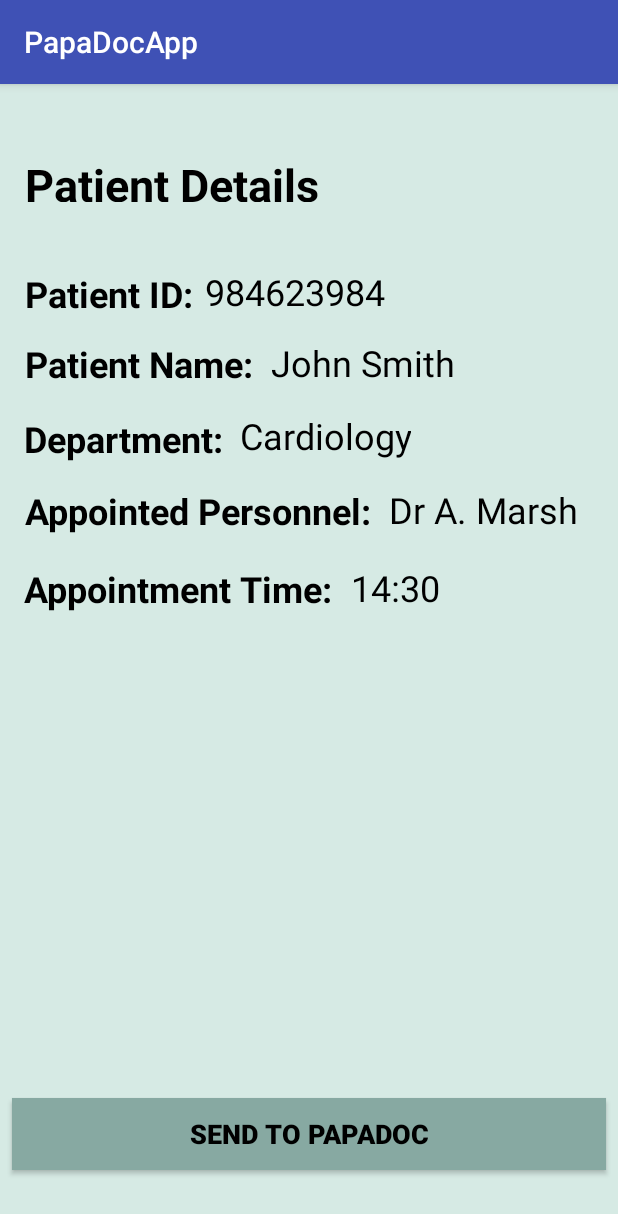
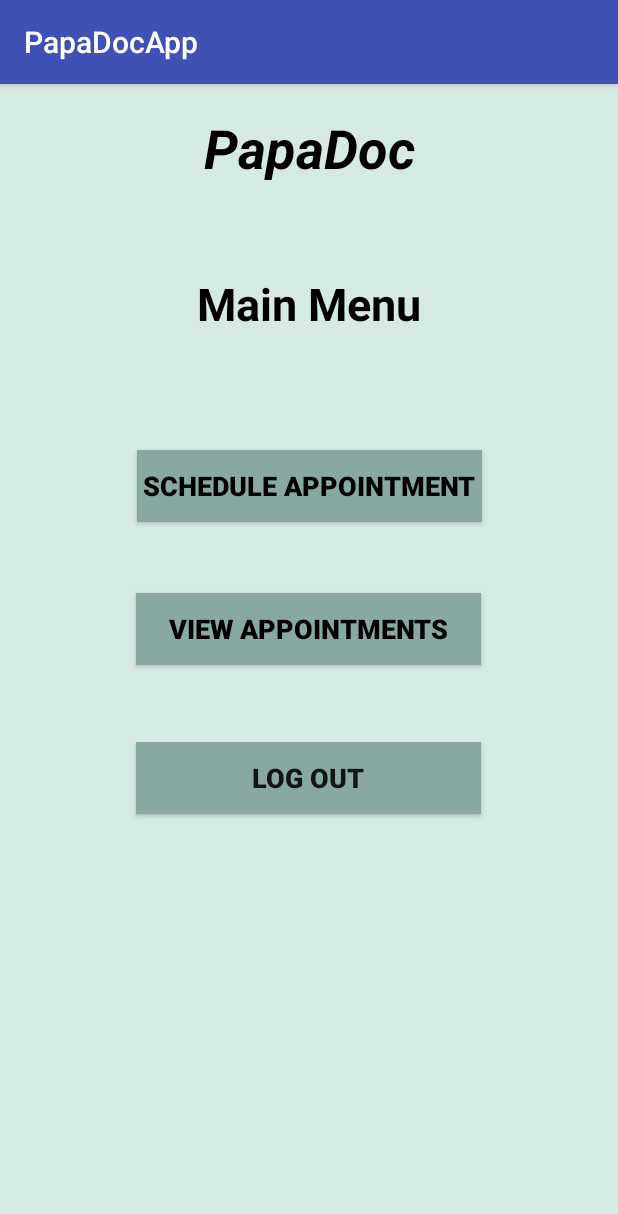
Before and after one commit to axo318/HospitalRobot, an Android app: the screen it shows after launch (PatientInfoActivity before the commit, ReceptionistMenuActivity after it), after a tap on "SEND TO PAPADOC", on a phone screen of 412 x 824 dp. Shown: the top 1214 px of the screen. Run offline under Robolectric (Android 15) with nearby library versions, the phone set to English and light mode, and no system bars.

Commit message:
Added more activities

```diff
--- a/app/src/main/AndroidManifest.xml
+++ b/app/src/main/AndroidManifest.xml
@@ -16,6 +16,8 @@
                 <category android:name="android.intent.category.LAUNCHER" />
             </intent-filter>
         </activity>
+        <activity android:name=".ReceptionistMenuActivity" />
+        <activity android:name=".SignInActivity"></activity>
     </application>
 
 </manifest>
--- a/app/src/main/java/com/example/s1651374/papadocapp/PatientInfoActivity.java
+++ b/app/src/main/java/com/example/s1651374/papadocapp/PatientInfoActivity.java
@@ -1,7 +1,9 @@
 package com.example.s1651374.papadocapp;
 
+import android.content.Intent;
 import android.support.v7.app.AppCompatActivity;
 import android.os.Bundle;
+import android.view.View;
 
 public class PatientInfoActivity extends AppCompatActivity {
 
@@ -10,4 +12,13 @@ public class PatientInfoActivity extends AppCompatActivity {
         super.onCreate(savedInstanceState);
         setContentView(R.layout.activity_patient_info);
     }
+
+    // This function must be updated to connect and send the information to the PapaDoc robot.
+    // The moving to MainMenu could be changed to move to a confirmation/error screen to inform the
+    // receptionist as to whether or not the PapaDoc received the information correctly.
+    public void sendToPapaDoc(View view) {
+        Intent intent = new Intent(PatientInfoActivity.this, ReceptionistMenuActivity.class);
+        PatientInfoActivity.this.startActivity(intent);
+    }
+
 }
--- /dev/null
+++ b/app/src/main/java/com/example/s1651374/papadocapp/ReceptionistMenuActivity.java
@@ -0,0 +1,31 @@
+package com.example.s1651374.papadocapp;
+
+import android.content.Intent;
+import android.support.v7.app.AppCompatActivity;
+import android.os.Bundle;
+import android.view.View;
+
+public class ReceptionistMenuActivity extends AppCompatActivity {
+
+    @Override
+    protected void onCreate(Bundle savedInstanceState) {
+        super.onCreate(savedInstanceState);
+        setContentView(R.layout.activity_receptionist_menu);
+    }
+
+    public void goToScheduleActivity(View view) {
+        /*Intent intent = new Intent(ReceptionistMenuActivity.this, ScheduleActivity.class);
+        ReceptionistMenuActivity.this.startActivity(intent);*/
+    }
+
+    public void goToAppointmentActivity(View view) {
+        /*Intent intent = new Intent(ReceptionistMenuActivity.this, AppointmentActivity.class);
+        ReceptionistMenuActivity.this.startActivity(intent);*/
+    }
+
+    public void goToSignInActivity(View view) {
+        /*Intent intent = new Intent(ReceptionistMenuActivity.this, SignInActivity.class);
+        ReceptionistMenuActivity.this.startActivity(intent);*/
+    }
+
+}
--- a/app/src/main/res/layout/activity_patient_info.xml
+++ b/app/src/main/res/layout/activity_patient_info.xml
@@ -7,21 +7,48 @@
     android:background="#D6EAE4"
     tools:context=".PatientInfoActivity">
 
-    <ImageView
-        android:id="@+id/GI_background"
+    <TextView
+        android:id="@+id/PInfo_Text1"
         android:layout_width="wrap_content"
-        android:layout_height="wrap_content"
-        android:scaleType="centerCrop"
+        android:layout_height="32dp"
+        android:layout_marginBottom="8dp"
+        android:layout_marginEnd="8dp"
+        android:layout_marginStart="8dp"
+        android:layout_marginTop="8dp"
+        android:text="Patient Details"
+        android:textAlignment="center"
+        android:textColor="#000000"
+        android:textSize="30sp"
+        android:textStyle="bold"
         app:layout_constraintBottom_toBottomOf="parent"
         app:layout_constraintEnd_toEndOf="parent"
-        app:layout_constraintHorizontal_bias="1.0"
+        app:layout_constraintHorizontal_bias="0.04"
         app:layout_constraintStart_toStartOf="parent"
         app:layout_constraintTop_toTopOf="parent"
-        app:layout_constraintVertical_bias="0.0"
-        />
+        app:layout_constraintVertical_bias="0.054" />
 
     <TextView
-        android:id="@+id/GI_goldText"
+        android:id="@+id/PInfo_Text2"
+        android:layout_width="wrap_content"
+        android:layout_height="32dp"
+        android:layout_marginBottom="8dp"
+        android:layout_marginEnd="8dp"
+        android:layout_marginStart="8dp"
+        android:layout_marginTop="8dp"
+        android:text="Patient ID:"
+        android:textAlignment="center"
+        android:textColor="#000000"
+        android:textSize="24sp"
+        android:textStyle="bold"
+        app:layout_constraintBottom_toBottomOf="parent"
+        app:layout_constraintEnd_toEndOf="parent"
+        app:layout_constraintHorizontal_bias="0.028"
+        app:layout_constraintStart_toStartOf="parent"
+        app:layout_constraintTop_toTopOf="parent"
+        app:layout_constraintVertical_bias="0.16" />
+
+    <TextView
+        android:id="@+id/PInfo_Text3"
         android:layout_width="wrap_content"
         android:layout_height="32dp"
         android:layout_marginBottom="8dp"
@@ -41,7 +68,47 @@
         app:layout_constraintVertical_bias="0.225" />
 
     <TextView
-        android:id="@+id/GI_totalText"
+        android:id="@+id/PInfo_Text4"
+        android:layout_width="wrap_content"
+        android:layout_height="32dp"
+        android:layout_marginBottom="8dp"
+        android:layout_marginEnd="8dp"
+        android:layout_marginStart="8dp"
+        android:layout_marginTop="8dp"
+        android:text="Department:"
+        android:textAlignment="center"
+        android:textColor="#000000"
+        android:textSize="24sp"
+        android:textStyle="bold"
+        app:layout_constraintBottom_toBottomOf="parent"
+        app:layout_constraintEnd_toEndOf="parent"
+        app:layout_constraintHorizontal_bias="0.03"
+        app:layout_constraintStart_toStartOf="parent"
+        app:layout_constraintTop_toTopOf="parent"
+        app:layout_constraintVertical_bias="0.294" />
+
+    <TextView
+        android:id="@+id/PInfo_Text5"
+        android:layout_width="wrap_content"
+        android:layout_height="32dp"
+        android:layout_marginBottom="8dp"
+        android:layout_marginEnd="8dp"
+        android:layout_marginStart="8dp"
+        android:layout_marginTop="8dp"
+        android:text="Appointed Personnel:"
+        android:textAlignment="center"
+        android:textColor="#000000"
+        android:textSize="24sp"
+        android:textStyle="bold"
+        app:layout_constraintBottom_toBottomOf="parent"
+        app:layout_constraintEnd_toEndOf="parent"
+        app:layout_constraintHorizontal_bias="0.049"
+        app:layout_constraintStart_toStartOf="parent"
+        app:layout_constraintTop_toTopOf="parent"
+        app:layout_constraintVertical_bias="0.361" />
+
+    <TextView
+        android:id="@+id/PInfo_Text6"
         android:layout_width="wrap_content"
         android:layout_height="32dp"
         android:layout_marginBottom="8dp"
@@ -61,86 +128,64 @@
         app:layout_constraintVertical_bias="0.433" />
 
     <TextView
-        android:id="@+id/GI_totalText2"
+        android:id="@+id/PInfo_Text7"
         android:layout_width="wrap_content"
         android:layout_height="32dp"
         android:layout_marginBottom="8dp"
         android:layout_marginEnd="8dp"
         android:layout_marginStart="8dp"
         android:layout_marginTop="8dp"
-        android:text="Department:"
+        android:text="984623984"
         android:textAlignment="center"
         android:textColor="#000000"
         android:textSize="24sp"
-        android:textStyle="bold"
         app:layout_constraintBottom_toBottomOf="parent"
         app:layout_constraintEnd_toEndOf="parent"
-        app:layout_constraintHorizontal_bias="0.03"
+        app:layout_constraintHorizontal_bias="0.466"
         app:layout_constraintStart_toStartOf="parent"
         app:layout_constraintTop_toTopOf="parent"
-        app:layout_constraintVertical_bias="0.294" />
+        app:layout_constraintVertical_bias="0.158" />
 
     <TextView
-        android:id="@+id/GI_totalText3"
+        android:id="@+id/PInfo_Text8"
         android:layout_width="wrap_content"
         android:layout_height="32dp"
         android:layout_marginBottom="8dp"
         android:layout_marginEnd="8dp"
         android:layout_marginStart="8dp"
         android:layout_marginTop="8dp"
-        android:text="Appointed Personnel:"
+        android:text="John Smith"
         android:textAlignment="center"
         android:textColor="#000000"
         android:textSize="24sp"
-        android:textStyle="bold"
         app:layout_constraintBottom_toBottomOf="parent"
         app:layout_constraintEnd_toEndOf="parent"
-        app:layout_constraintHorizontal_bias="0.049"
+        app:layout_constraintHorizontal_bias="0.632"
         app:layout_constraintStart_toStartOf="parent"
         app:layout_constraintTop_toTopOf="parent"
-        app:layout_constraintVertical_bias="0.361" />
+        app:layout_constraintVertical_bias="0.224" />
 
     <TextView
-        android:id="@+id/GI_totalText4"
+        android:id="@+id/PInfo_Text9"
         android:layout_width="wrap_content"
         android:layout_height="32dp"
         android:layout_marginBottom="8dp"
         android:layout_marginEnd="8dp"
         android:layout_marginStart="8dp"
         android:layout_marginTop="8dp"
-        android:text="Patient Details"
-        android:textAlignment="center"
-        android:textColor="#000000"
-        android:textSize="30sp"
-        android:textStyle="bold"
-        app:layout_constraintBottom_toBottomOf="parent"
-        app:layout_constraintEnd_toEndOf="parent"
-        app:layout_constraintHorizontal_bias="0.04"
-        app:layout_constraintStart_toStartOf="parent"
-        app:layout_constraintTop_toTopOf="parent"
-        app:layout_constraintVertical_bias="0.054" />
-
-    <TextView
-        android:id="@+id/GI_totalText5"
-        android:layout_width="wrap_content"
-        android:layout_height="32dp"
-        android:layout_marginBottom="8dp"
-        android:layout_marginEnd="8dp"
-        android:layout_marginStart="8dp"
-        android:layout_marginTop="8dp"
-        android:text="14:30"
+        android:text="Cardiology"
         android:textAlignment="center"
         android:textColor="#000000"
         android:textSize="24sp"
         app:layout_constraintBottom_toBottomOf="parent"
         app:layout_constraintEnd_toEndOf="parent"
-        app:layout_constraintHorizontal_bias="0.672"
+        app:layout_constraintHorizontal_bias="0.539"
         app:layout_constraintStart_toStartOf="parent"
         app:layout_constraintTop_toTopOf="parent"
-        app:layout_constraintVertical_bias="0.432" />
+        app:layout_constraintVertical_bias="0.292" />
 
     <TextView
-        android:id="@+id/GI_totalText6"
+        android:id="@+id/PInfo_Text10"
         android:layout_width="wrap_content"
         android:layout_height="32dp"
         android:layout_marginBottom="8dp"
@@ -159,84 +204,26 @@
         app:layout_constraintVertical_bias="0.36" />
 
     <TextView
-        android:id="@+id/GI_totalText7"
+        android:id="@+id/PInfo_Text11"
         android:layout_width="wrap_content"
         android:layout_height="32dp"
         android:layout_marginBottom="8dp"
         android:layout_marginEnd="8dp"
         android:layout_marginStart="8dp"
         android:layout_marginTop="8dp"
-        android:text="Cardiology"
+        android:text="14:30"
         android:textAlignment="center"
         android:textColor="#000000"
         android:textSize="24sp"
         app:layout_constraintBottom_toBottomOf="parent"
         app:layout_constraintEnd_toEndOf="parent"
-        app:layout_constraintHorizontal_bias="0.539"
+        app:layout_constraintHorizontal_bias="0.672"
         app:layout_constraintStart_toStartOf="parent"
         app:layout_constraintTop_toTopOf="parent"
-        app:layout_constraintVertical_bias="0.292" />
-
-    <TextView
-        android:id="@+id/GI_totalText8"
-        android:layout_width="wrap_content"
-        android:layout_height="32dp"
-        android:layout_marginBottom="8dp"
-        android:layout_marginEnd="8dp"
-        android:layout_marginStart="8dp"
-        android:layout_marginTop="8dp"
-        android:text="John Smith"
-        android:textAlignment="center"
-        android:textColor="#000000"
-        android:textSize="24sp"
-        app:layout_constraintBottom_toBottomOf="parent"
-        app:layout_constraintEnd_toEndOf="parent"
-        app:layout_constraintHorizontal_bias="0.632"
-        app:layout_constraintStart_toStartOf="parent"
-        app:layout_constraintTop_toTopOf="parent"
-        app:layout_constraintVertical_bias="0.224" />
-
-    <TextView
-        android:id="@+id/GI_totalText9"
-        android:layout_width="wrap_content"
-        android:layout_height="32dp"
-        android:layout_marginBottom="8dp"
-        android:layout_marginEnd="8dp"
-        android:layout_marginStart="8dp"
-        android:layout_marginTop="8dp"
-        android:text="984623984"
-        android:textAlignment="center"
-        android:textColor="#000000"
-        android:textSize="24sp"
-        app:layout_constraintBottom_toBottomOf="parent"
-        app:layout_constraintEnd_toEndOf="parent"
-        app:layout_constraintHorizontal_bias="0.466"
-        app:layout_constraintStart_toStartOf="parent"
-        app:layout_constraintTop_toTopOf="parent"
-        app:layout_constraintVertical_bias="0.158" />
-
-    <TextView
-        android:id="@+id/GI_totalText10"
-        android:layout_width="wrap_content"
-        android:layout_height="32dp"
-        android:layout_marginBottom="8dp"
-        android:layout_marginEnd="8dp"
-        android:layout_marginStart="8dp"
-        android:layout_marginTop="8dp"
-        android:text="Patient ID:"
-        android:textAlignment="center"
-        android:textColor="#000000"
-        android:textSize="24sp"
-        android:textStyle="bold"
-        app:layout_constraintBottom_toBottomOf="parent"
-        app:layout_constraintEnd_toEndOf="parent"
-        app:layout_constraintHorizontal_bias="0.028"
-        app:layout_constraintStart_toStartOf="parent"
-        app:layout_constraintTop_toTopOf="parent"
-        app:layout_constraintVertical_bias="0.16" />
+        app:layout_constraintVertical_bias="0.432" />
 
     <Button
-        android:id="@+id/GI_okay"
+        android:id="@+id/PInfo_Button1"
         android:layout_width="0dp"
         android:layout_height="wrap_content"
         android:layout_marginBottom="8dp"
@@ -245,11 +232,11 @@
         android:layout_marginTop="8dp"
         android:background="#87a9a2 "
         android:elevation="@android:dimen/thumbnail_height"
-        android:onClick="goToBankCoins"
         android:text="Send to PapaDoc"
         android:textColor="#000000"
         android:textSize="18sp"
         android:textStyle="bold"
+        android:onClick="sendToPapaDoc"
         app:layout_constraintBottom_toBottomOf="parent"
         app:layout_constraintEnd_toEndOf="parent"
         app:layout_constraintHorizontal_bias="0.0"
--- /dev/null
+++ b/app/src/main/res/layout/activity_receptionist_menu.xml
@@ -0,0 +1,109 @@
+<?xml version="1.0" encoding="utf-8"?>
+<android.support.constraint.ConstraintLayout xmlns:android="http://schemas.android.com/apk/res/android"
+    xmlns:app="http://schemas.android.com/apk/res-auto"
+    xmlns:tools="http://schemas.android.com/tools"
+    android:layout_width="match_parent"
+    android:layout_height="match_parent"
+    android:background="#D6EAE4"
+    tools:context=".ReceptionistMenuActivity">
+
+
+    <TextView
+        android:id="@+id/R_Menu_Text1"
+        android:layout_width="wrap_content"
+        android:layout_height="wrap_content"
+        android:layout_marginBottom="8dp"
+        android:layout_marginEnd="8dp"
+        android:layout_marginStart="8dp"
+        android:layout_marginTop="8dp"
+        android:text="PapaDoc"
+        android:textColor="#000000"
+        android:textSize="36sp"
+        android:textStyle="bold|italic"
+        app:layout_constraintBottom_toBottomOf="parent"
+        app:layout_constraintEnd_toEndOf="parent"
+        app:layout_constraintStart_toStartOf="parent"
+        app:layout_constraintTop_toTopOf="parent"
+        app:layout_constraintVertical_bias="0.014" />
+
+    <TextView
+        android:id="@+id/R_Menu_Text2"
+        android:layout_width="wrap_content"
+        android:layout_height="wrap_content"
+        android:layout_marginBottom="8dp"
+        android:layout_marginEnd="8dp"
+        android:layout_marginStart="8dp"
+        android:layout_marginTop="8dp"
+        android:text="Main Menu"
+        android:textColor="#000000"
+        android:textSize="30sp"
+        android:textStyle="bold"
+        app:layout_constraintBottom_toBottomOf="parent"
+        app:layout_constraintEnd_toEndOf="parent"
+        app:layout_constraintStart_toStartOf="parent"
+        app:layout_constraintTop_toTopOf="parent"
+        app:layout_constraintVertical_bias="0.166" />
+
+    <Button
+        android:id="@+id/R_Menu_Button1"
+        android:layout_width="230dp"
+        android:layout_height="wrap_content"
+        android:layout_marginBottom="8dp"
+        android:layout_marginEnd="8dp"
+        android:layout_marginStart="8dp"
+        android:layout_marginTop="8dp"
+        android:background="#87a9a2 "
+        android:elevation="@android:dimen/thumbnail_height"
+        android:text="Schedule Appointment"
+        android:textColor="#000000"
+        android:textSize="18sp"
+        android:textStyle="bold"
+        android:onClick="goToScheduleActivity"
+        app:layout_constraintBottom_toBottomOf="parent"
+        app:layout_constraintEnd_toEndOf="parent"
+        app:layout_constraintStart_toStartOf="parent"
+        app:layout_constraintTop_toTopOf="parent"
+        app:layout_constraintVertical_bias="0.335" />
+
+    <Button
+        android:id="@+id/R_Menu_Button2"
+        android:layout_width="230dp"
+        android:layout_height="wrap_content"
+        android:layout_marginBottom="8dp"
+        android:layout_marginEnd="8dp"
+        android:layout_marginStart="8dp"
+        android:layout_marginTop="8dp"
+        android:background="#87a9a2 "
+        android:text="View Appointments"
+        android:textColor="#000000"
+        android:textSize="18sp"
+        android:textStyle="bold"
+        android:onClick="goToAppointmentActivity"
+        app:layout_constraintBottom_toBottomOf="parent"
+        app:layout_constraintEnd_toEndOf="parent"
+        app:layout_constraintHorizontal_bias="0.496"
+        app:layout_constraintStart_toStartOf="parent"
+        app:layout_constraintTop_toTopOf="parent"
+        app:layout_constraintVertical_bias="0.471" />
+
+    <Button
+        android:id="@+id/R_Menu_Button3"
+        android:layout_width="230dp"
+        android:layout_height="wrap_content"
+        android:layout_marginBottom="8dp"
+        android:layout_marginEnd="8dp"
+        android:layout_marginStart="8dp"
+        android:layout_marginTop="8dp"
+        android:background="#87a9a2 "
+        android:text="Log Out"
+        android:textSize="18sp"
+        android:textStyle="bold"
+        android:onClick="goToSignInActivity"
+        app:layout_constraintBottom_toBottomOf="parent"
+        app:layout_constraintEnd_toEndOf="parent"
+        app:layout_constraintHorizontal_bias="0.496"
+        app:layout_constraintStart_toStartOf="parent"
+        app:layout_constraintTop_toTopOf="parent"
+        app:layout_constraintVertical_bias="0.612" />
+
+</android.support.constraint.ConstraintLayout>
```
Also changed, not shown: app/src/main/java/com/example/s1651374/papadocapp/SignInActivity.java (added, +13 -0 lines), app/src/main/res/layout/activity_sign_in.xml (added, +136 -0 lines).
